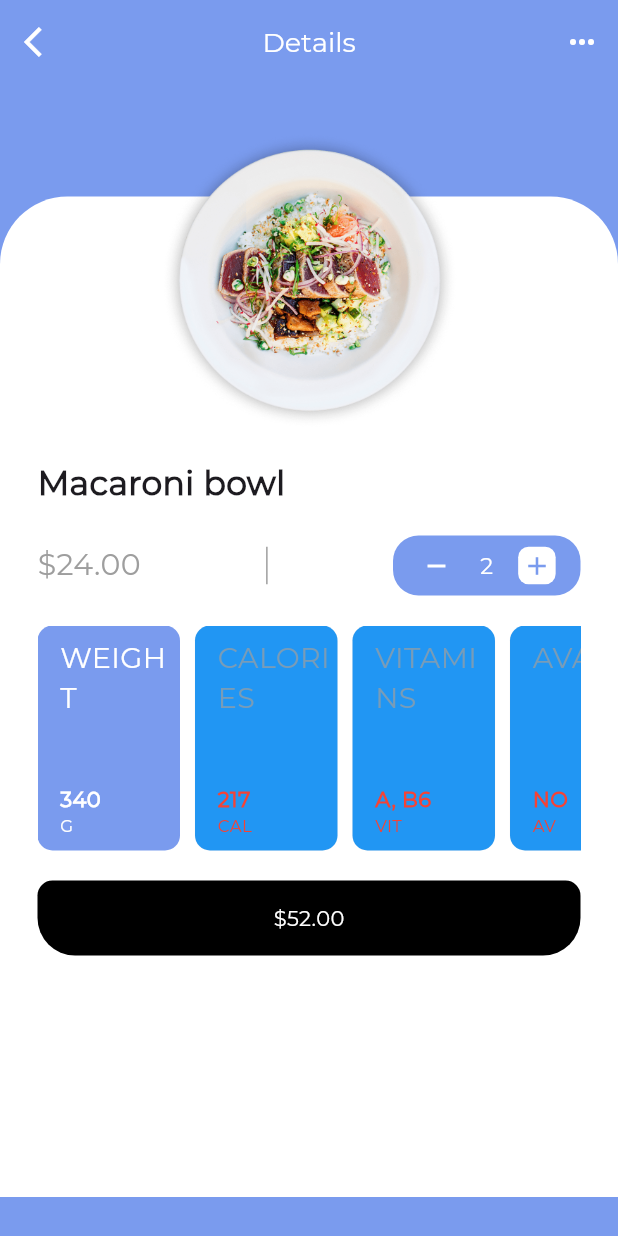
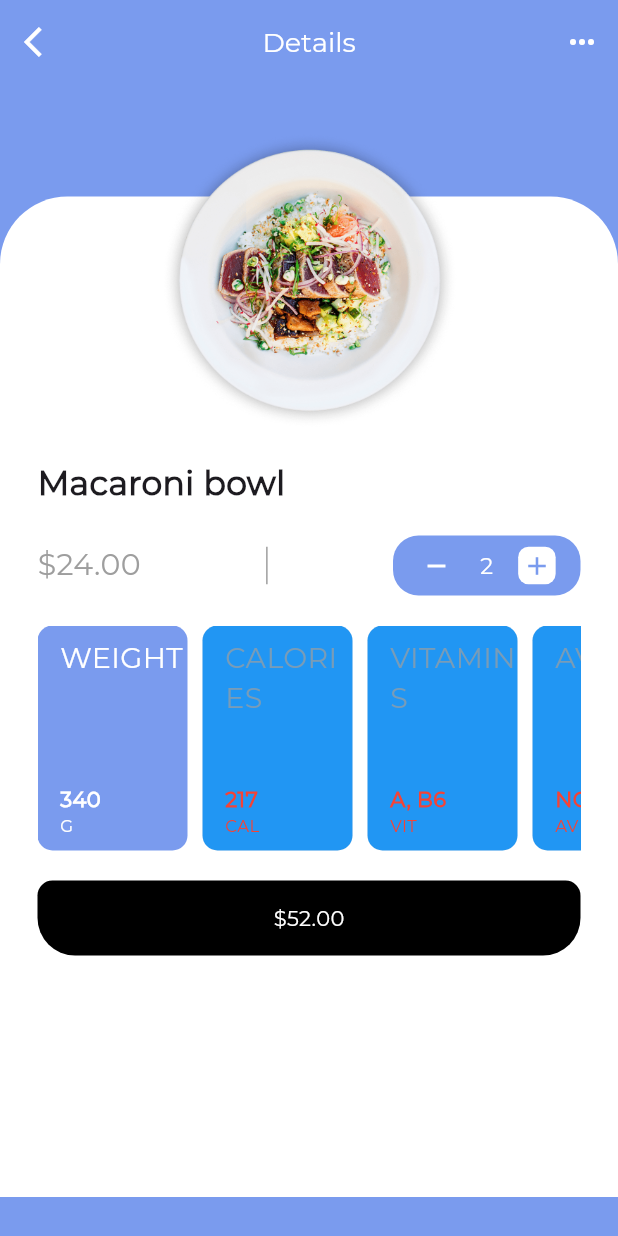
Before and after one commit to nawo6TGJD/App-CalFit-, a Flutter app: the screen it shows after launch, after a tap on "Macaroni bowl", on a phone screen of 412 x 824 dp. Run offline on Flutter 3.47's test engine with Material 3 defaults, Android fonts, the phone set to English and light mode, and no system bars; statements that could not run were skipped; project files that could hold a hidden picture were left out.

Commit message:
Update detailsPage.dart

```diff
--- a/lib/detailsPage.dart
+++ b/lib/detailsPage.dart
@@ -206,8 +206,8 @@ class _DetailsPageState extends State<DetailsPage> {
                   style: BorderStyle.solid,
                   width: 0.05),
             ),
-            height: 95.0,
-            width: 95.0,
+            height: 100.0,
+            width: 100.0,
             child: Column(
                 mainAxisAlignment: MainAxisAlignment.spaceBetween,
                 crossAxisAlignment: CrossAxisAlignment.start,
```
